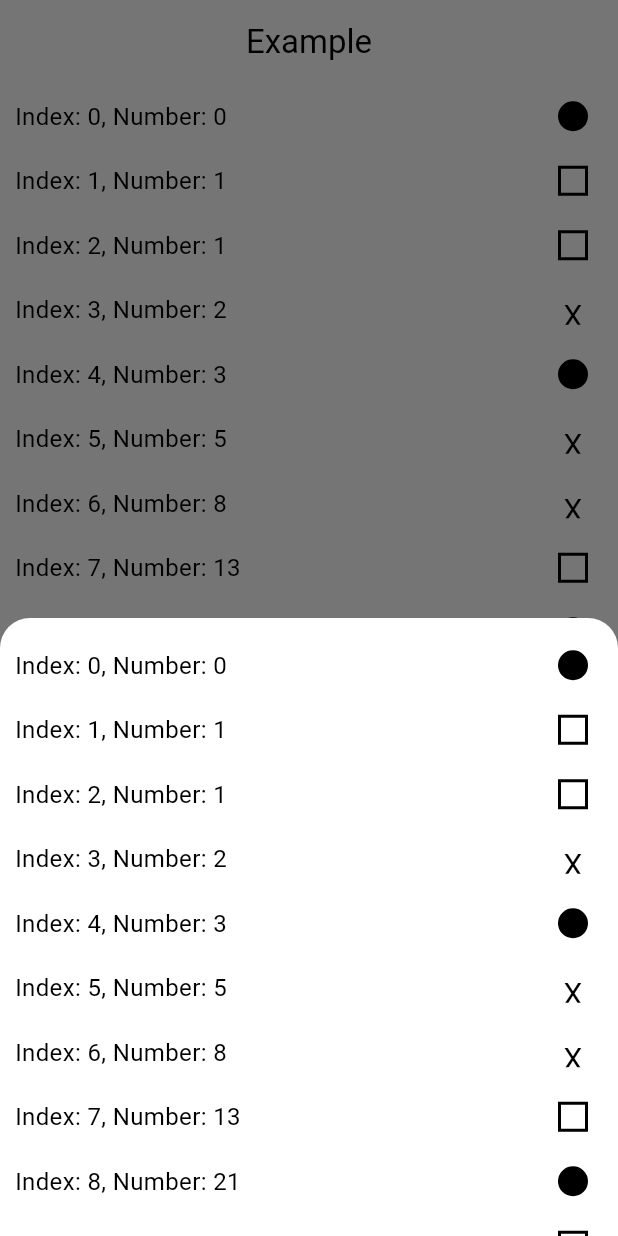
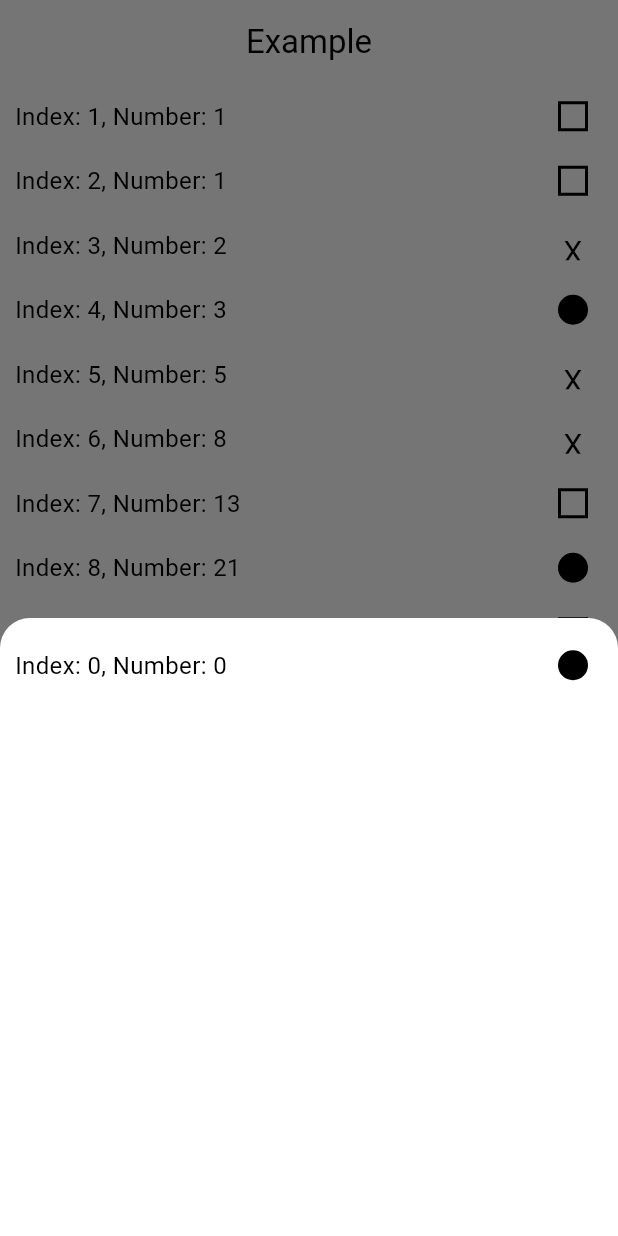
Before and after one commit to jakkritpromma/mobileassignment, a Flutter app: the screen it shows after launch, after a tap on an icon or button, on a phone screen of 412 x 824 dp. Run offline on Flutter 3.47's test engine with Material 3 defaults, Android fonts, the phone set to English and light mode, and no system bars.

Commit message:
inserted and removed items by tapping items

```diff
--- a/MobileAssignment/mobileassignment/lib/main.dart
+++ b/MobileAssignment/mobileassignment/lib/main.dart
@@ -1,6 +1,5 @@
+import 'package:flutter/material.dart';
 import 'package:flutter/foundation.dart';
-import 'package:flutter/material.dart';
-
 import 'ConditionalContainer.dart';
 
 void main() {
@@ -43,38 +42,10 @@ class MyHomePage extends StatefulWidget {
   State<MyHomePage> createState() => _MyHomePageState();
 }
 
-/*
-   List<int> numbers = [10, 20, 30, 40, 50];
-
-  // Step 1: Identify the index and the item to remove
-  int indexToRemove = 2; // Let's say you want to remove the item at index 2 (value 30)
-  int item = numbers[indexToRemove]; // Save the item
-
-  // Step 2: Remove the item from the list
-  numbers.removeAt(indexToRemove);
-
-  // Step 3: Add the item back at the same original index
-  numbers.insert(indexToRemove, item);
-
-  print(numbers); // Output: [10, 20, 30, 40, 50] List<int> numbers = [10, 20, 30, 40, 50];
-
-  // Step 1: Identify the index and the item to remove
-  int indexToRemove = 2; // Let's say you want to remove the item at index 2 (value 30)
-  int item = numbers[indexToRemove]; // Save the item
-
-  // Step 2: Remove the item from the list
-  numbers.removeAt(indexToRemove);
-
-  // Step 3: Add the item back at the same original index
-  numbers.insert(indexToRemove, item);
-
-  print(numbers); // Output: [10, 20, 30, 40, 50]
-  * */
-
 class _MyHomePageState extends State<MyHomePage> {
   List<Map<String, String>> items = [];
   List<int> fibonacciList = [];
-  List<Map<int, String>> deletedCircleItems = [];
+  List<Map<String, String>> selectedCircleItems = [];
 
   @override
   void initState() {
@@ -93,8 +64,8 @@ class _MyHomePageState extends State<MyHomePage> {
       int fNumber = fibonacciList[i];
       c = fNumber % 3;
       items.add({
-        'Index': 'Index: $i',
-        'Number': 'Number: $fNumber',
+        'Index': '$i',
+        'Number': '$fNumber',
         'c': '$c',
       });
     }
@@ -125,20 +96,34 @@ class _MyHomePageState extends State<MyHomePage> {
             children: <Widget>[
               Expanded(
                 child: ListView.builder(
-                  itemCount: items.length,
+                  itemCount: selectedCircleItems.length,
                   itemBuilder: (context, index) {
-                    var item = items[index];
+                    var item = selectedCircleItems[index];
                     return Container(
                       margin: const EdgeInsets.only(
                           left: 10.0, top: 20.0, right: 20.0),
-                      child:  GestureDetector(
-                        //onTap: _onRowClicked,
+                      child: GestureDetector(
+                        onTap: () {
+                          try {
+                            String siToAdd = item['Index'] ?? '';
+                            int indexToAdd = int.parse(siToAdd);
+                            if (kDebugMode) {
+                              print("siToAdd: $siToAdd");
+                              print("indexToAdd : $indexToAdd ");
+                            }
+                            selectedCircleItems.remove(item);
+                            items.insert(indexToAdd, item);
+                            setState(() {});
+                            Navigator.pop(context);
+                          } catch (e) {
+                            if (kDebugMode) print('Exception: $e');
+                          }
+                        },
                         child: Row(
                           mainAxisAlignment: MainAxisAlignment.start,
                           children: [
                             Expanded(
-                              child: Text(
-                                "${item['Index']}, ${item['Number']}",
+                              child: Text('Index: ${item['Index']}, Number: ${item['Number']}',
                                 style: const TextStyle(fontSize: 16),
                               ),
                             ),
@@ -178,23 +163,24 @@ class _MyHomePageState extends State<MyHomePage> {
                   return Container(
                     margin: const EdgeInsets.only(
                         left: 10.0, top: 10.0, bottom: 10.0, right: 20.0),
-                    child:  GestureDetector(
+                    child: GestureDetector(
                       onTap: () {
                         if (kDebugMode) {
-                          print("_isBottomSheetVisible: $_isBottomSheetVisible");
+                          print(
+                              "_isBottomSheetVisible: $_isBottomSheetVisible");
                         }
-                        if (!_isBottomSheetVisible ) {
+                        if (!_isBottomSheetVisible) {
+                          selectedCircleItems.add(item);
+                          items.removeAt(index);
+                          setState(() {});
                           _showBottomSheet(context);
-                        } else {
-
                         }
                       },
                       child: Row(
                         mainAxisAlignment: MainAxisAlignment.start,
                         children: [
                           Expanded(
-                            child: Text(
-                              "${item['Index']}, ${item['Number']}",
+                            child: Text('Index: ${item['Index']}, Number: ${item['Number']}',
                               style: const TextStyle(fontSize: 16),
                             ),
                           ),
```
